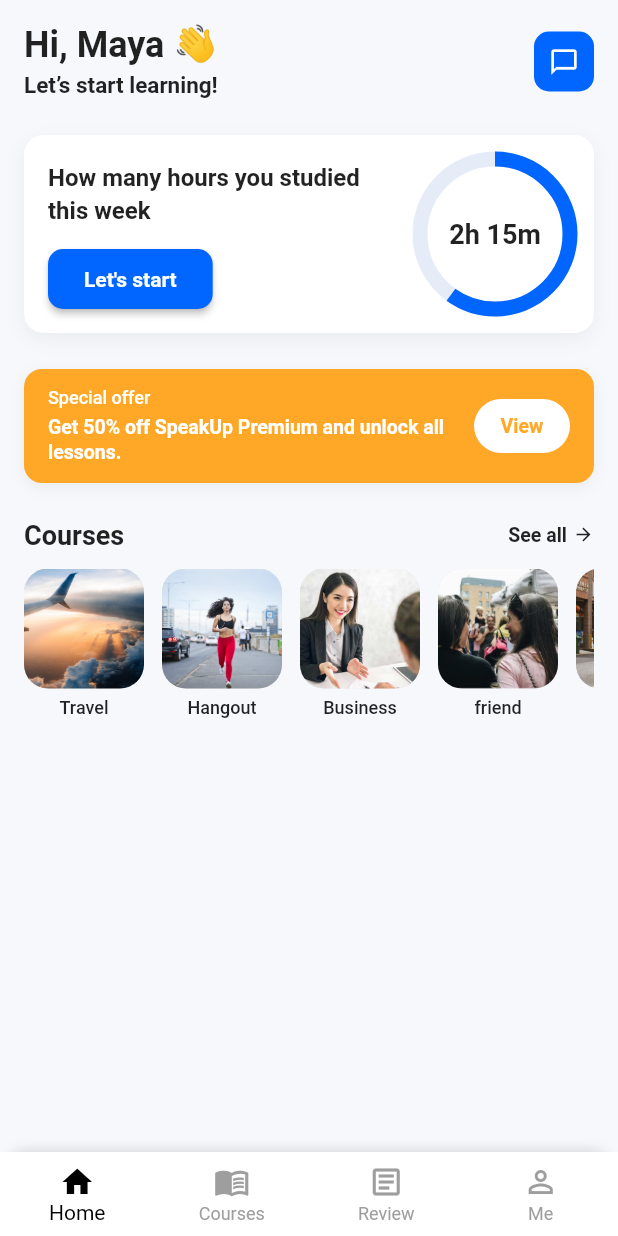
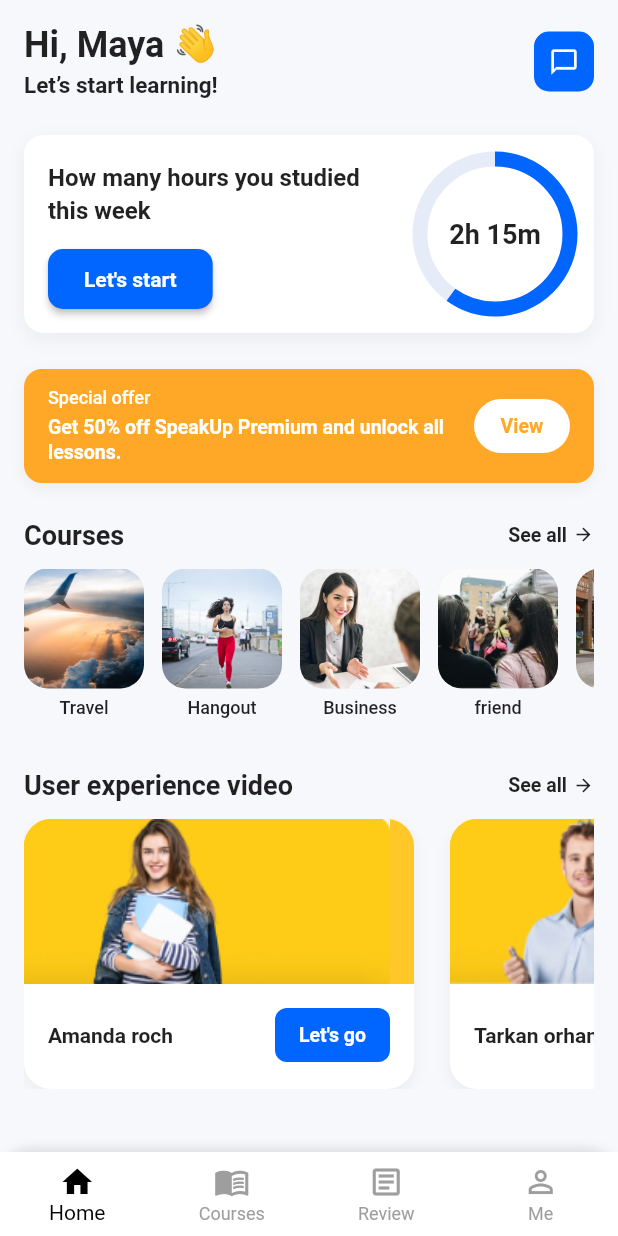
Before and after one commit to DinhHieu2004/study_e_flutter, a Flutter app: the screen it shows after launch, on a phone screen of 412 x 824 dp. Run offline on Flutter 3.47's test engine with Material 3 defaults, Android fonts, the light colour scheme and no system bars; our stand-ins replace flutter_riverpod.

Commit message:
feat: user experience videos in hme

```diff
--- a/lib/pages/home_page.dart
+++ b/lib/pages/home_page.dart
@@ -1,4 +1,5 @@
 import 'package:flutter/material.dart';
+import 'package:flutter_application_1/widgets/videos/video_card.dart';
 import '../widgets/study_progress_circle.dart';
 import '../widgets/courses/course_card.dart';
 
@@ -26,6 +27,8 @@ class HomePage extends StatelessWidget {
               _buildPromoBanner(),
               const SizedBox(height: 24),
               _buildCoursesSection(),
+              const SizedBox(height: 24),
+              _buildUserExperienceSection(),
             ],
           ),
         ),
@@ -241,10 +244,19 @@ class HomePage extends StatelessWidget {
             scrollDirection: Axis.horizontal,
             children: const [
               CourseCard(title: "Travel", imagePath: "assets/imgs/travel.png"),
-              CourseCard(title: "Hangout", imagePath: "assets/imgs/hangout.png"),
-              CourseCard(title: "Business", imagePath: "assets/imgs/business.png"),
+              CourseCard(
+                title: "Hangout",
+                imagePath: "assets/imgs/hangout.png",
+              ),
+              CourseCard(
+                title: "Business",
+                imagePath: "assets/imgs/business.png",
+              ),
               CourseCard(title: "friend", imagePath: "assets/imgs/friend.png"),
-              CourseCard(title: "lifestyle", imagePath: "assets/imgs/lifestyle.png"),
+              CourseCard(
+                title: "lifestyle",
+                imagePath: "assets/imgs/lifestyle.png",
+              ),
               CourseCard(title: "music", imagePath: "assets/imgs/music.png"),
               CourseCard(title: "film", imagePath: "assets/imgs/film.png"),
             ],
@@ -253,4 +265,53 @@ class HomePage extends StatelessWidget {
       ],
     );
   }
+
+  Widget _buildUserExperienceSection() {
+    return Column(
+      crossAxisAlignment: CrossAxisAlignment.start,
+      children: [
+        Row(
+          mainAxisAlignment: MainAxisAlignment.spaceBetween,
+          children: const [
+            Text(
+              "User experience video",
+              style: TextStyle(fontSize: 18, fontWeight: FontWeight.w700),
+            ),
+            Row(
+              children: [
+                Text(
+                  "See all",
+                  style: TextStyle(fontSize: 13, fontWeight: FontWeight.w600),
+                ),
+                SizedBox(width: 4),
+                Icon(Icons.arrow_forward, size: 14),
+              ],
+            ),
+          ],
+        ),
+
+        const SizedBox(height: 12),
+
+        SizedBox(
+          height: 180,
+          child: ListView(
+            scrollDirection: Axis.horizontal,
+            children: const [
+              VideoCard(
+                name: "Amanda roch",
+                isPrimary: true,
+                imagePath: "assets/imgs/amanda.png",
+              ),
+              SizedBox(width: 12),
+              VideoCard(
+                name: "Tarkan orhan",
+                isPrimary: false,
+                imagePath: "assets/imgs/tarkan.png",
+              ),
+            ],
+          ),
+        ),
+      ],
+    );
+  }
 }
--- /dev/null
+++ b/lib/widgets/videos/video_card.dart
@@ -0,0 +1,122 @@
+import 'package:flutter/material.dart';
+import 'package:flutter_application_1/pages/home_page.dart';
+
+class VideoCard extends StatelessWidget {
+  final String name;
+  final bool isPrimary;
+  final String? imagePath;
+
+  const VideoCard({
+    super.key,
+    required this.name,
+    this.isPrimary = false,
+    this.imagePath,
+  });
+
+  @override
+  Widget build(BuildContext context) {
+    const yellow = Color(0xFFFFC727);
+
+    return Container(
+      width: 260,
+      margin: const EdgeInsets.only(right: 12),
+      decoration: BoxDecoration(
+        color: Colors.white,
+        borderRadius: BorderRadius.circular(18),
+        boxShadow: [
+          BoxShadow(
+            color: Colors.black.withOpacity(0.05),
+            blurRadius: 8,
+            offset: const Offset(0, 4),
+          ),
+        ],
+      ),
+      clipBehavior: Clip.antiAlias,
+      child: Column(
+        mainAxisSize: MainAxisSize.min,
+        children: [
+          Container(
+            height: 110,
+            color: yellow,
+            padding: const EdgeInsets.only(left: 16, right: 16, top: 12),
+            child: Stack(
+              clipBehavior: Clip.none,
+              children: [
+                Align(
+                  alignment: Alignment.centerLeft,
+                  child: Container(
+                    width: 34,
+                    height: 34,
+                    decoration: BoxDecoration(
+                      color: Colors.white.withOpacity(0.9),
+                      shape: BoxShape.circle,
+                    ),
+                    child: const Icon(
+                      Icons.play_arrow_rounded,
+                      color: Colors.orange,
+                    ),
+                  ),
+                ),
+                if (imagePath == null)
+                  const Align(
+                    alignment: Alignment.bottomRight,
+                    child: Icon(Icons.person, size: 60, color: Colors.white),
+                  )
+                else
+                  Positioned(
+                    right: 0,
+                    bottom: 0,
+                    child: Image.asset(
+                      imagePath!,
+                      height: 110,
+                      fit: BoxFit.contain,
+                    ),
+                  ),
+              ],
+            ),
+          ),
+
+          Container(
+            color: Colors.white,
+            padding: const EdgeInsets.symmetric(horizontal: 16, vertical: 10),
+            child: Row(
+              children: [
+                Expanded(
+                  child: Text(
+                    name,
+                    style: const TextStyle(
+                      fontSize: 14,
+                      fontWeight: FontWeight.w700,
+                    ),
+                  ),
+                ),
+                const SizedBox(width: 8),
+                TextButton(
+                  style: TextButton.styleFrom(
+                    backgroundColor: HomePage.primaryBlue,
+                    padding: const EdgeInsets.symmetric(
+                      horizontal: 16,
+                      vertical: 8,
+                    ),
+                    shape: RoundedRectangleBorder(
+                      borderRadius: BorderRadius.circular(8),
+                    ),
+                  ),
+                  onPressed: () {},
+                  child: const Text(
+                    "Let's go",
+                    style: TextStyle(
+                      color: Colors.white,
+                      fontSize: 13,
+                      fontWeight: FontWeight.w600,
+                    ),
+                  ),
+                ),
+              ],
+            ),
+          ),
+        ],
+      ),
+    );
+  }
+}
```
Also changed, not shown: assets/imgs/amanda.png (added), assets/imgs/tarkan.png (added).
